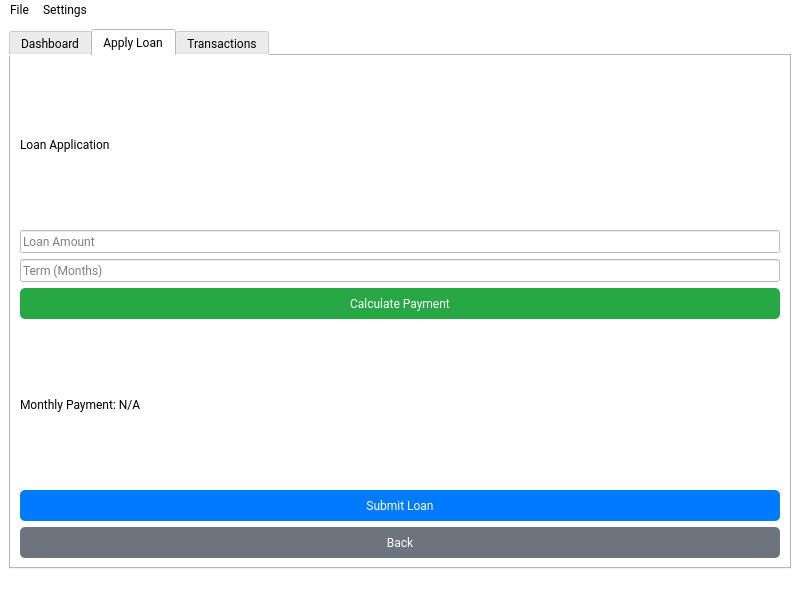
Qt form ui/main_window.ui (WabukoWabuko/microfinance_manager) before a commit.
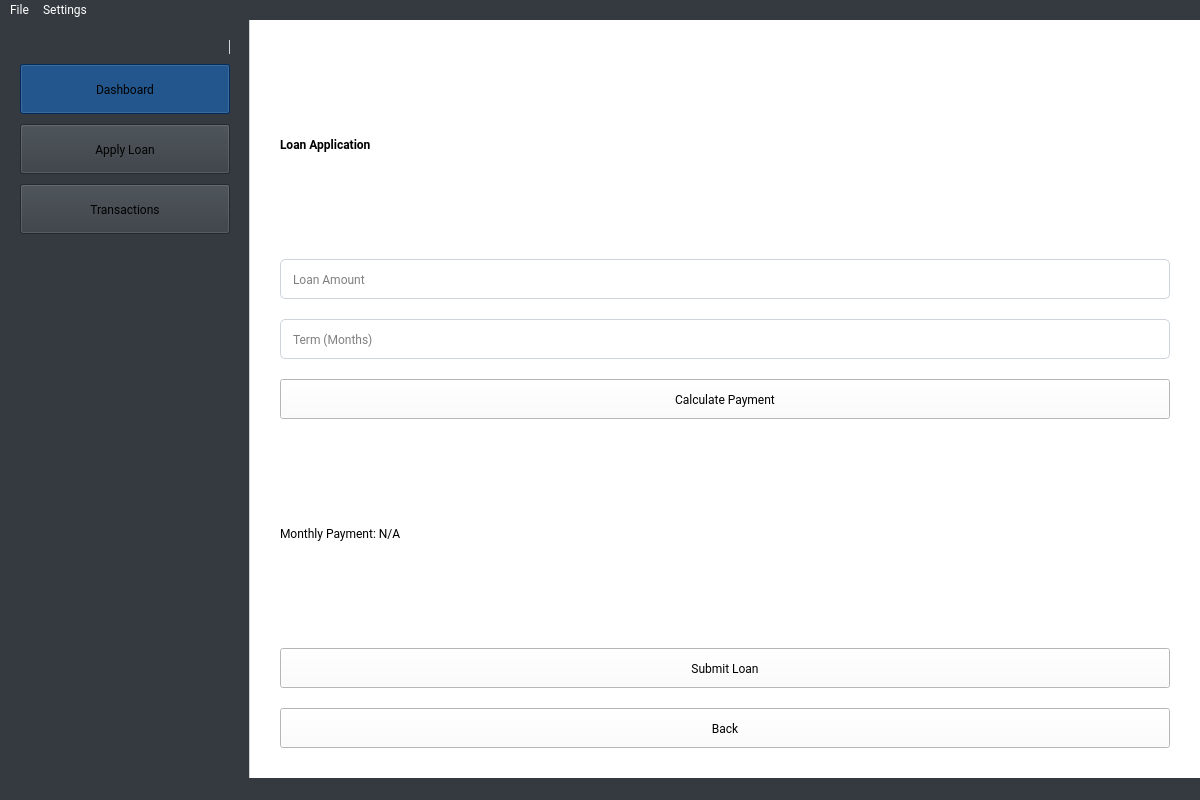
The same form after that commit. The open tabs and pages were chosen to show the change.

Commit message: Overhaul UI/UX with larger windows, sidebar, logo, animations

```diff
--- a/ui/main_window.ui
+++ b/ui/main_window.ui
@@ -6,28 +6,189 @@
           <rect>
            <x>0</x>
            <y>0</y>
-           <width>800</width>
-           <height>600</height>
+       <width>1200</width>
+       <height>800</height>
           </rect>
          </property>
          <property name="windowTitle">
           <string>Microfinance Manager</string>
          </property>
          <property name="styleSheet">
-          <string>background-color: #FFFFFF; font-family: Roboto;</string>
+      <string notr="true">background: #F8F9FA; font-family: Roboto;</string>
          </property>
          <widget class="QWidget" name="centralwidget">
-          <layout class="QVBoxLayout" name="verticalLayout">
-           <item>
-            <widget class="QTabWidget" name="tabWidget">
-             <property name="currentIndex">
+      <layout class="QHBoxLayout" name="horizontalLayout">
+       <property name="spacing">
               <number>0</number>
              </property>
-             <widget class="QWidget" name="dashboard_tab">
-              <attribute name="title">
+       <property name="leftMargin">
+        <number>0</number>
+       </property>
+       <property name="topMargin">
+        <number>0</number>
+       </property>
+       <property name="rightMargin">
+        <number>0</number>
+       </property>
+       <property name="bottomMargin">
+        <number>0</number>
+       </property>
+       <item>
+        <widget class="QWidget" name="sidebar">
+         <property name="minimumSize">
+          <size>
+           <width>250</width>
+           <height>0</height>
+          </size>
+         </property>
+         <property name="styleSheet">
+          <string notr="true">background: #343A40; border-right: 1px solid #CED4DA;</string>
+         </property>
+         <layout class="QVBoxLayout" name="sidebarLayout">
+          <property name="spacing">
+           <number>10</number>
+          </property>
+          <property name="leftMargin">
+           <number>20</number>
+          </property>
+          <property name="topMargin">
+           <number>20</number>
+          </property>
+          <property name="rightMargin">
+           <number>20</number>
+          </property>
+          <property name="bottomMargin">
+           <number>20</number>
+          </property>
+          <item>
+           <widget class="QLabel" name="sidebar_title">
+            <property name="text">
+             <string><html><head/><body><p><span style=" font-size:18pt; font-weight:600; color:#FFFFFF;">Microfinance</span></p></body></html></string>
+            </property>
+           </widget>
+          </item>
+          <item>
+           <widget class="QPushButton" name="dashboard_button">
+            <property name="minimumSize">
+             <size>
+              <width>0</width>
+              <height>50</height>
+             </size>
+            </property>
+            <property name="font">
+             <font>
+              <family>Roboto</family>
+              <pointSize>12</pointSize>
+             </font>
+            </property>
+            <property name="text">
                <string>Dashboard</string>
-              </attribute>
-              <layout class="QVBoxLayout" name="verticalLayout_dashboard">
+            </property>
+            <property name="styleSheet">
+             <string notr="true">background: #007BFF; color: #FFFFFF; border-radius: 5px; padding: 10px; text-align: left;
+QPushButton:hover { background: #0056B3; }
+QPushButton:checked { background: #003D80; }</string>
+            </property>
+            <property name="checkable">
+             <bool>true</bool>
+            </property>
+            <property name="checked">
+             <bool>true</bool>
+            </property>
+           </widget>
+          </item>
+          <item>
+           <widget class="QPushButton" name="loan_button">
+            <property name="minimumSize">
+             <size>
+              <width>0</width>
+              <height>50</height>
+             </size>
+            </property>
+            <property name="font">
+             <font>
+              <family>Roboto</family>
+              <pointSize>12</pointSize>
+             </font>
+            </property>
+            <property name="text">
+             <string>Apply Loan</string>
+            </property>
+            <property name="styleSheet">
+             <string notr="true">background: #343A40; color: #FFFFFF; border-radius: 5px; padding: 10px; text-align: left;
+QPushButton:hover { background: #0056B3; }
+QPushButton:checked { background: #003D80; }</string>
+            </property>
+            <property name="checkable">
+             <bool>true</bool>
+            </property>
+           </widget>
+          </item>
+          <item>
+           <widget class="QPushButton" name="transactions_button">
+            <property name="minimumSize">
+             <size>
+              <width>0</width>
+              <height>50</height>
+             </size>
+            </property>
+            <property name="font">
+             <font>
+              <family>Roboto</family>
+              <pointSize>12</pointSize>
+             </font>
+            </property>
+            <property name="text">
+             <string>Transactions</string>
+            </property>
+            <property name="styleSheet">
+             <string notr="true">background: #343A40; color: #FFFFFF; border-radius: 5px; padding: 10px; text-align: left;
+QPushButton:hover { background: #0056B3; }
+QPushButton:checked { background: #003D80; }</string>
+            </property>
+            <property name="checkable">
+             <bool>true</bool>
+            </property>
+           </widget>
+          </item>
+          <item>
+           <spacer name="sidebarSpacer">
+            <property name="orientation">
+             <enum>Qt::Vertical</enum>
+            </property>
+            <property name="sizeHint">
+             <size>
+              <width>20</width>
+              <height>40</height>
+             </size>
+            </property>
+           </spacer>
+          </item>
+         </layout>
+        </widget>
+       </item>
+       <item>
+        <widget class="QStackedWidget" name="content_stack">
+         <property name="styleSheet">
+          <string notr="true">background: #FFFFFF;</string>
+         </property>
+         <widget class="QWidget" name="dashboard_page">
+          <layout class="QVBoxLayout" name="dashboardLayout">
+           <property name="spacing">
+            <number>20</number>
+           </property>
+           <property name="leftMargin">
+            <number>30</number>
+           </property>
+           <property name="topMargin">
+            <number>30</number>
+           </property>
+           <property name="rightMargin">
+            <number>30</number>
+           </property>
+           <property name="bottomMargin">
+            <number>30</number>
+           </property>
                <item>
                 <widget class="QLabel" name="label_welcome">
                  <property name="text">
@@ -62,13 +223,33 @@
                </item>
               </layout>
              </widget>
-             <widget class="QWidget" name="loan_tab">
-              <attribute name="title">
-               <string>Apply Loan</string>
-              </attribute>
-              <layout class="QVBoxLayout" name="verticalLayout_loan">
+         <widget class="QWidget" name="loan_page">
+          <layout class="QVBoxLayout" name="loanLayout">
+           <property name="spacing">
+            <number>20</number>
+           </property>
+           <property name="leftMargin">
+            <number>30</number>
+           </property>
+           <property name="topMargin">
+            <number>30</number>
+           </property>
+           <property name="rightMargin">
+            <number>30</number>
+           </property>
+           <property name="bottomMargin">
+            <number>30</number>
+           </property>
                <item>
                 <widget class="QLabel" name="label_loan">
+             <property name="font">
+              <font>
+               <family>Roboto</family>
+               <pointSize>18</pointSize>
+               <weight>75</weight>
+               <bold>true</bold>
+              </font>
+             </property>
                  <property name="text">
                   <string>Loan Application</string>
                  </property>
@@ -76,6 +257,21 @@
                </item>
                <item>
                 <widget class="QLineEdit" name="amount_input">
+             <property name="minimumSize">
+              <size>
+               <width>0</width>
+               <height>40</height>
+              </size>
+             </property>
+             <property name="font">
+              <font>
+               <family>Roboto</family>
+               <pointSize>12</pointSize>
+              </font>
+             </property>
+             <property name="styleSheet">
+              <string notr="true">background: #FFFFFF; border: 1px solid #CED4DA; border-radius: 5px; padding: 10px;</string>
+             </property>
                  <property name="placeholderText">
                   <string>Loan Amount</string>
                  </property>
@@ -83,6 +279,21 @@
                </item>
                <item>
                 <widget class="QLineEdit" name="term_input">
+             <property name="minimumSize">
+              <size>
+               <width>0</width>
+               <height>40</height>
+              </size>
+             </property>
+             <property name="font">
+              <font>
+               <family>Roboto</family>
+               <pointSize>12</pointSize>
+              </font>
+             </property>
+             <property name="styleSheet">
+              <string notr="true">background: #FFFFFF; border: 1px solid #CED4DA; border-radius: 5px; padding: 10px;</string>
+             </property>
                  <property name="placeholderText">
                   <string>Term (Months)</string>
                  </property>
@@ -90,16 +301,36 @@
                </item>
                <item>
                 <widget class="QPushButton" name="calculate_button">
+             <property name="minimumSize">
+              <size>
+               <width>0</width>
+               <height>40</height>
+              </size>
+             </property>
+             <property name="font">
+              <font>
+               <family>Roboto</family>
+               <pointSize>12</pointSize>
+              </font>
+             </property>
                  <property name="text">
                   <string>Calculate Payment</string>
                  </property>
                  <property name="styleSheet">
-                  <string>background-color: #28A745; color: white; border-radius: 5px; padding: 8px;</string>
+              <string notr="true">background: #28A745; color: #FFFFFF; border-radius: 5px; padding: 10px;
+QPushButton:hover { background: #218838; }
+QPushButton:pressed { background: #1E7E34; }</string>
                  </property>
                 </widget>
                </item>
                <item>
                 <widget class="QLabel" name="payment_result">
+             <property name="font">
+              <font>
+               <family>Roboto</family>
+               <pointSize>12</pointSize>
+              </font>
+             </property>
                  <property name="text">
                   <string>Monthly Payment: N/A</string>
                  </property>
@@ -107,31 +338,86 @@
                </item>
                <item>
                 <widget class="QPushButton" name="submit_loan_button">
+             <property name="minimumSize">
+              <size>
+               <width>0</width>
+               <height>40</height>
+              </size>
+             </property>
+             <property name="font">
+              <font>
+               <family>Roboto</family>
+               <pointSize>12</pointSize>
+              </font>
+             </property>
                  <property name="text">
                   <string>Submit Loan</string>
                  </property>
                  <property name="styleSheet">
-                  <string>background-color: #007BFF; color: white; border-radius: 5px; padding: 8px;</string>
+              <string notr="true">background: #007BFF; color: #FFFFFF; border-radius: 5px; padding: 10px;
+QPushButton:hover { background: #0056B3; }
+QPushButton:pressed { background: #003D80; }</string>
                  </property>
                 </widget>
                </item>
                <item>
                 <widget class="QPushButton" name="back_button_loan">
+             <property name="minimumSize">
+              <size>
+               <width>0</width>
+               <height>40</height>
+              </size>
+             </property>
+             <property name="font">
+              <font>
+               <family>Roboto</family>
+               <pointSize>12</pointSize>
+              </font>
+             </property>
                  <property name="text">
                   <string>Back</string>
                  </property>
                  <property name="styleSheet">
-                  <string>background-color: #6C757D; color: white; border-radius: 5px; padding: 8px;</string>
+              <string notr="true">background: #6C757D; color: #FFFFFF; border-radius: 5px; padding: 10px;
+QPushButton:hover { background: #5A6268; }
+QPushButton:pressed { background: #545B62; }</string>
                  </property>
                 </widget>
                </item>
               </layout>
              </widget>
-             <widget class="QWidget" name="transactions_tab">
-              <attribute name="title">
-               <string>Transactions</string>
-              </attribute>
-              <layout class="QVBoxLayout" name="verticalLayout_transactions">
+         <widget class="QWidget" name="transactions_page">
+          <layout class="QVBoxLayout" name="transactionsLayout">
+           <property name="spacing">
+            <number>20</number>
+           </property>
+           <property name="leftMargin">
+            <number>30</number>
+           </property>
+           <property name="topMargin">
+            <number>30</number>
+           </property>
+           <property name="rightMargin">
+            <number>30</number>
+           </property>
+           <property name="bottomMargin">
+            <number>30</number>
+           </property>
+           <item>
+            <widget class="QLabel" name="label_transactions">
+             <property name="font">
+              <font>
+               <family>Roboto</family>
+               <pointSize>18</pointSize>
+               <weight>75</weight>
+               <bold>true</bold>
+              </font>
+             </property>
+             <property name="text">
+              <string>Transaction History</string>
+             </property>
+            </widget>
+           </item>
                <item>
                 <widget class="QTableWidget" name="transaction_table">
                  <property name="columnCount">
@@ -158,10 +444,13 @@
            <rect>
             <x>0</x>
             <y>0</y>
-            <width>800</width>
-            <height>21</height>
-           </rect>
-          </property>
+        <width>1200</width>
+        <height>25</height>
+       </rect>
+      </property>
+      <property name="styleSheet">
+       <string notr="true">background: #343A40; color: #FFFFFF;</string>
+      </property>
           <widget class="QMenu" name="menuFile">
            <property name="title">
             <string>File</string>
@@ -177,7 +466,11 @@
           <addaction name="menuFile"/>
           <addaction name="menuSettings"/>
          </widget>
-         <widget class="QStatusBar" name="statusbar"/>
+     <widget class="QStatusBar" name="statusbar">
+      <property name="styleSheet">
+       <string notr="true">background: #343A40; color: #FFFFFF;</string>
+      </property>
+     </widget>
          <action name="actionExit">
           <property name="text">
            <string>Exit</string>
```
Left out of the diff: 42 changed lines with no effect on the pictures. Lines whose indentation alone changed are shown as unchanged. The commit also changes 40 other files.
